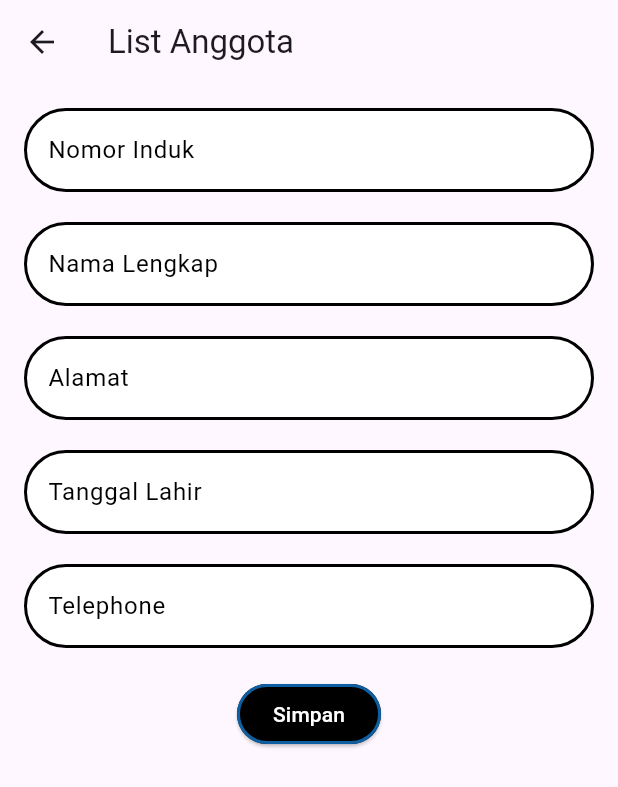
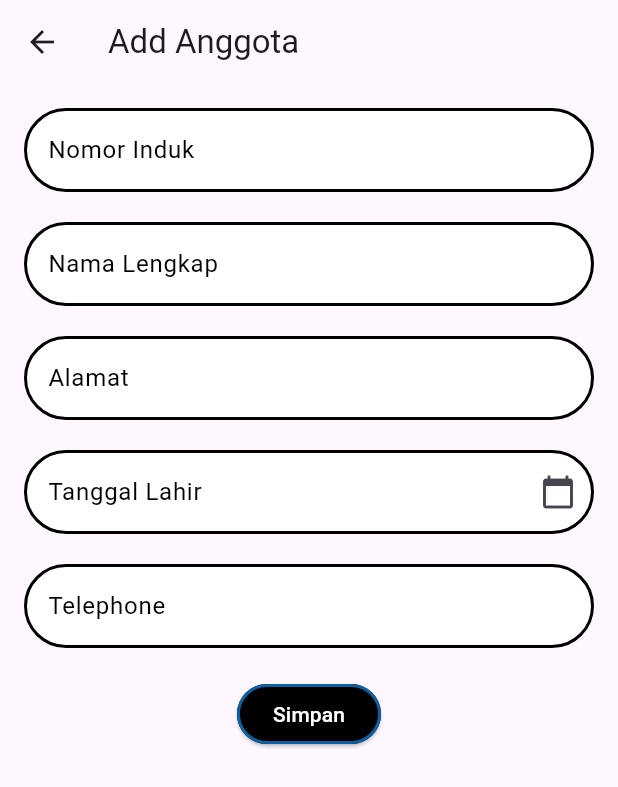
Before and after one commit to krisnadipa/Progmob_Tugas-1_146, a Flutter app: the AddUser screen opened directly, on a phone screen of 412 x 824 dp. Shown: the top 787 px of the screen. Run offline on Flutter 3.47's test engine with Material 3 defaults, Android fonts, the phone set to English and light mode, and no system bars; our stand-ins replace awesome_dialog, dio, get_storage, google_fonts; accounts and stored records are empty.

Commit message:
edit add user

```diff
--- a/lib/add_user.dart
+++ b/lib/add_user.dart
@@ -1,7 +1,6 @@
 import 'package:dio/dio.dart';
 import 'package:flutter/material.dart';
 import 'package:get_storage/get_storage.dart';
-import 'package:my_app/home_page.dart';
 import 'package:my_app/list_user.dart';
 import 'package:awesome_dialog/awesome_dialog.dart';
 
@@ -23,22 +22,31 @@ class _AddUserState extends State<AddUser> {
   TextEditingController tglLahirController = TextEditingController();
   TextEditingController teleponController = TextEditingController();
 
+  DateTime selectedDate =
+      DateTime.now(); // Untuk menyimpan tanggal yang dipilih
+
+  // Method untuk menampilkan date picker dan menyimpan tanggal yang dipilih
+  Future<void> _selectDate(BuildContext context) async {
+    final DateTime? picked = await showDatePicker(
+      context: context,
+      initialDate: selectedDate,
+      firstDate: DateTime(2000),
+      lastDate: DateTime.now(),
+    );
+    if (picked != null && picked != selectedDate) {
+      setState(() {
+        selectedDate = picked;
+        tglLahirController.text = picked.toString().split(
+            ' ')[0]; // Menampilkan tanggal yang dipilih dalam format yyyy-MM-dd
+      });
+    }
+  }
+
   @override
   Widget build(BuildContext context) {
     return Scaffold(
       appBar: AppBar(
-        title: const Text('List Anggota'),
-        leading: IconButton(
-          icon: Icon(Icons.arrow_back),
-          onPressed: () {
-            Navigator.pushReplacement(
-              context,
-              MaterialPageRoute(
-                builder: (context) => HomePage(),
-              ),
-            );
-          },
-        ),
+        title: const Text('Add Anggota'),
       ),
       body: Padding(
         padding: const EdgeInsets.all(16.0),
@@ -98,7 +106,11 @@ class _AddUserState extends State<AddUser> {
               ),
             ),
             const SizedBox(height: 20),
-            TextField(
+            InkWell(
+              onTap: () =>
+                  _selectDate(context), // Panggil _selectDate saat tombol tap
+              child: IgnorePointer(
+                child: TextFormField(
                   controller: tglLahirController,
                   decoration: InputDecoration(
                     labelText: 'Tanggal Lahir',
@@ -107,11 +119,16 @@ class _AddUserState extends State<AddUser> {
                     filled: true,
                     enabledBorder: OutlineInputBorder(
                       borderRadius: BorderRadius.circular(30),
-                  borderSide: const BorderSide(color: Colors.black, width: 2),
+                      borderSide:
+                          const BorderSide(color: Colors.black, width: 2),
                     ),
                     focusedBorder: OutlineInputBorder(
                       borderRadius: BorderRadius.circular(30),
-                  borderSide: const BorderSide(color: Colors.black, width: 2),
+                      borderSide:
+                          const BorderSide(color: Colors.black, width: 2),
+                    ),
+                    suffixIcon: const Icon(Icons.calendar_today),
+                  ),
                 ),
               ),
             ),
```
Lines whose indentation alone changed are shown as unchanged.
